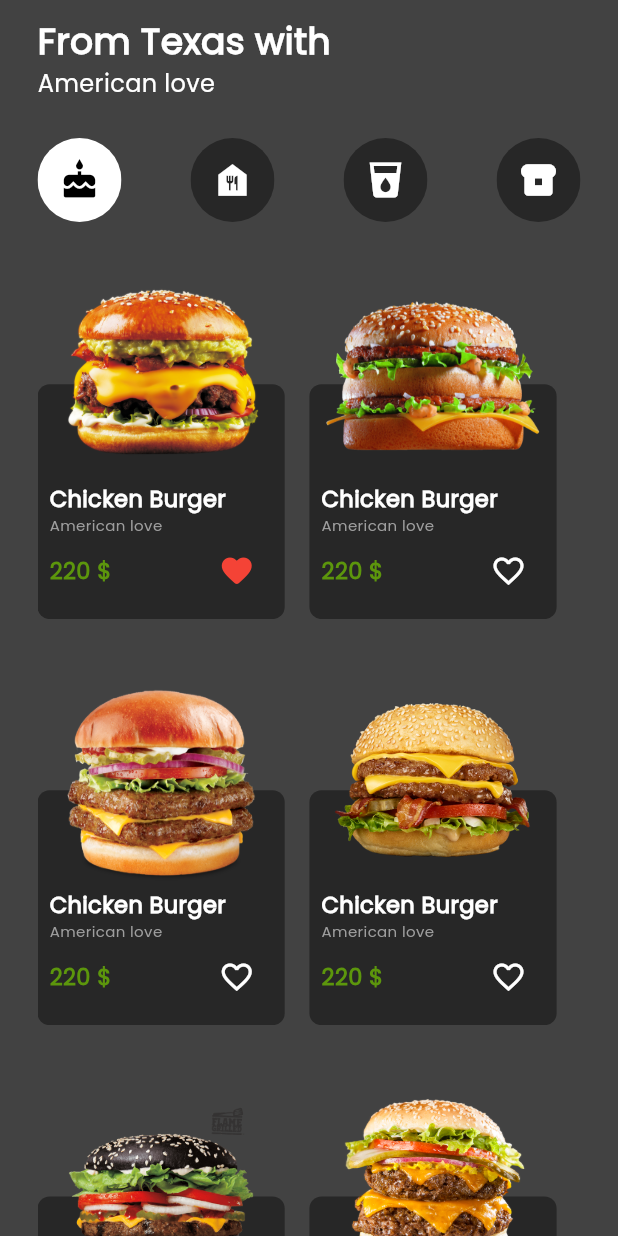
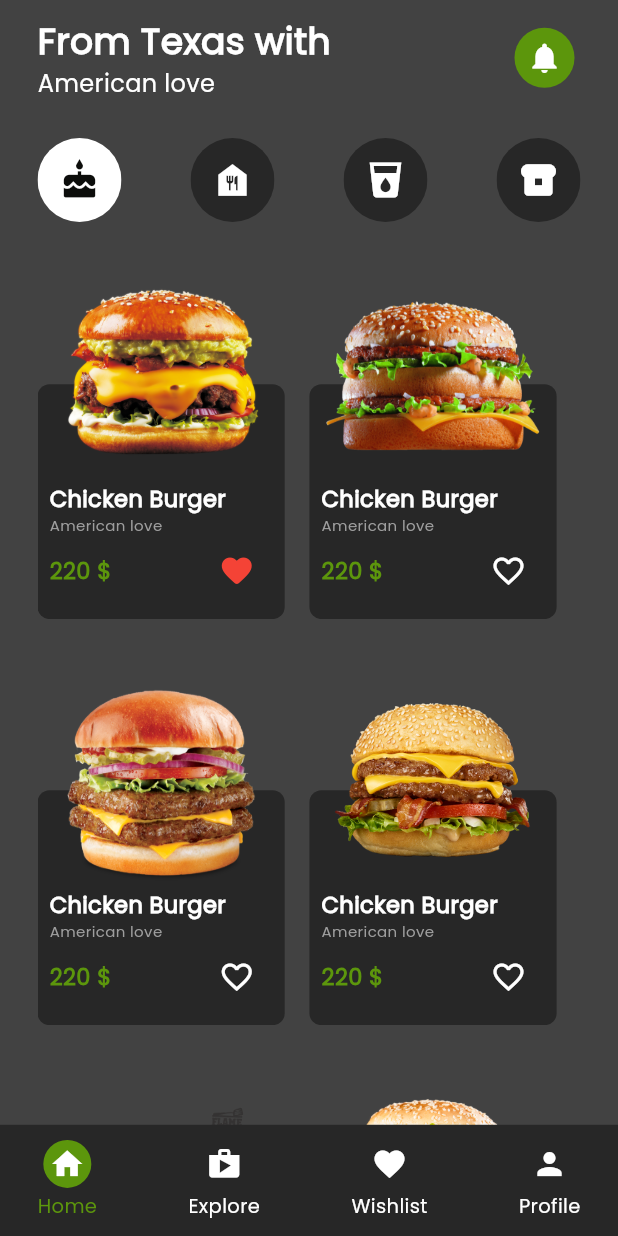
Before and after one commit to Van064886/Dark-restaurant-ui, a Flutter app: the screen it shows after launch, after a tap on the "favorite outline" icon, on a phone screen of 412 x 824 dp. Run offline on Flutter 3.47's test engine with Material 3 defaults, Android fonts, the phone set to English and light mode, and no system bars; missing offline and left inert: dart:ffi.

Commit message:
feat: bottom navigation bar added

```diff
--- a/lib/screens/home.dart
+++ b/lib/screens/home.dart
@@ -2,6 +2,7 @@ import 'dart:ffi';
 import 'dart:math';
 import 'package:dark_restaurant_ui/models/food.dart';
 import 'package:dark_restaurant_ui/utils/constants.dart';
+import 'package:dark_restaurant_ui/widgets/bottom_navigation_element.dart';
 import 'package:dark_restaurant_ui/widgets/food_element.dart';
 import 'package:flutter/material.dart';
 import 'package:flutter/widgets.dart';
@@ -14,10 +15,7 @@ class Home extends StatefulWidget {
 }
 
 class _HomeState extends State<Home> {
-  @override
-  Widget build(BuildContext context) {
-    final width = MediaQuery.of(context).size.width;
-    final height = MediaQuery.of(context).size.height;
+  int activeScreen = 1;
 
   List<IconData> sectionIcons = [
     Icons.cake,
@@ -39,7 +37,67 @@ class _HomeState extends State<Home> {
         price: Random().nextInt(480));
   });
 
+  @override
+  Widget build(BuildContext context) {
+    final width = MediaQuery.of(context).size.width;
+    final height = MediaQuery.of(context).size.height;
+
     return Scaffold(
+      bottomNavigationBar: Container(
+          height: height * .09,
+          color: appSecondBackgroundColor,
+          padding: const EdgeInsets.symmetric(horizontal: 25),
+          child: Row(
+            crossAxisAlignment: CrossAxisAlignment.center,
+            mainAxisAlignment: MainAxisAlignment.spaceBetween,
+            children: [
+              BottomNavigationElement(
+                activeScreen: activeScreen,
+                screen: 1,
+                onTap: () {
+                  setState(() {
+                    activeScreen = 1;
+                  });
+                },
+                label: "Home",
+                icon: Icons.home,
+              ),
+              BottomNavigationElement(
+                activeScreen: activeScreen,
+                screen: 2,
+                onTap: () {
+                  setState(() {
+                    activeScreen = 2;
+                  });
+                },
+                label: "Explore",
+                icon: Icons.shop,
+              ),
+              BottomNavigationElement(
+                activeScreen: activeScreen,
+                screen: 3,
+                onTap: () {
+                  setState(() {
+                    activeScreen = 3;
+                  });
+                },
+                label: "Wishlist",
+                icon: Icons.favorite,
+              ),
+              BottomNavigationElement(
+                activeScreen: activeScreen,
+                screen: 4,
+                onTap: () {
+                  setState(() {
+                    activeScreen = 4;
+                  });
+                },
+                label: "Profile",
+                icon: Icons.person,
+              ),
+            ],
+          ),
+        ),
       body: SafeArea(
         child: SingleChildScrollView(
           child: Padding(
@@ -47,13 +105,34 @@ class _HomeState extends State<Home> {
             child: Column(
               crossAxisAlignment: CrossAxisAlignment.start,
               children: [
-                const Text(
+                Row(
+                  mainAxisAlignment: MainAxisAlignment.spaceBetween,
+                  children: [
+                    SizedBox(
+                      width: width * .7,
+                      child: const Column(
+                        crossAxisAlignment: CrossAxisAlignment.start,
+                        children: [
+                          Text(
                             "From Texas with",
-                  style: TextStyle(fontSize: 24, fontWeight: FontWeight.w800),
+                            style: TextStyle(
+                                fontSize: 24, fontWeight: FontWeight.w800),
                           ),
-                const Text(
+                          Text(
                             "American love",
-                  style: TextStyle(fontSize: 16, fontWeight: FontWeight.w500),
+                            style: TextStyle(
+                                fontSize: 16, fontWeight: FontWeight.w500),
+                          ),
+                        ],
+                      ),
+                    ),
+                    IconButton.filled(
+                        style: ButtonStyle(
+                            backgroundColor:
+                                MaterialStatePropertyAll(appMainColor)),
+                        onPressed: () {},
+                        icon: const Icon(Icons.notifications))
+                  ],
                 ),
                 const SizedBox(
                   height: 25,
--- a/lib/utils/constants.dart
+++ b/lib/utils/constants.dart
@@ -1,5 +1,5 @@
 import 'package:flutter/material.dart';
 
-Color appBackgroundColor = Colors.black;
+Color appBackgroundColor = Color.fromARGB(255, 12, 13, 11);
 Color appSecondBackgroundColor = const Color(0xFF272727);
 Color appMainColor = const Color(0xFF5c960c);
--- /dev/null
+++ b/lib/widgets/bottom_navigation_element.dart
@@ -0,0 +1,61 @@
+import 'package:dark_restaurant_ui/utils/constants.dart';
+import 'package:flutter/material.dart';
+
+class BottomNavigationElement extends StatefulWidget {
+  final int activeScreen;
+  final int screen;
+  final Function() onTap;
+  final String label;
+  final IconData icon;
+  const BottomNavigationElement(
+      {super.key,
+      required this.activeScreen,
+      required this.screen,
+      required this.onTap,
+      required this.label,
+      required this.icon});
+
+  @override
+  State<BottomNavigationElement> createState() =>
+      _BottomNavigationElementState();
+}
+
+class _BottomNavigationElementState extends State<BottomNavigationElement> {
+  @override
+  Widget build(BuildContext context) {
+    return SizedBox(
+      child: Column(
+        mainAxisSize: MainAxisSize.min,
+        children: [
+          GestureDetector(
+            onTap: () {
+              widget.onTap();
+            },
+            child: Container(
+                padding: const EdgeInsets.all(4),
+                decoration: BoxDecoration(
+                    color: widget.activeScreen == widget.screen
+                        ? appMainColor
+                        : Colors.transparent,
+                    borderRadius: BorderRadius.circular(50)),
+                child: Icon(
+                  widget.icon,
+                  color: widget.activeScreen == widget.screen
+                      ? Colors.white
+                      : Colors.white,
+                )),
+          ),
+          const SizedBox(
+            height: 3,
+          ),
+          Text(widget.label,
+              style: TextStyle(
+                  color: widget.activeScreen == widget.screen
+                      ? appMainColor
+                      : Colors.white,
+                  fontSize: 13))
+        ],
+      ),
+    );
+  }
+}
```
Lines whose indentation alone changed are shown as unchanged.
